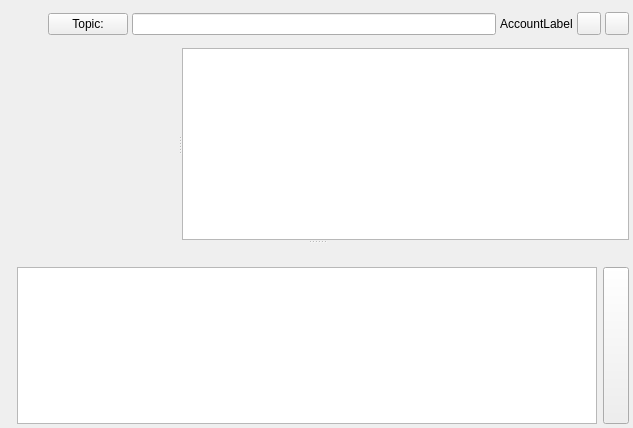
First picture: the form in src/groupchatdlg.ui, repository psi-im/psi, before the edit.
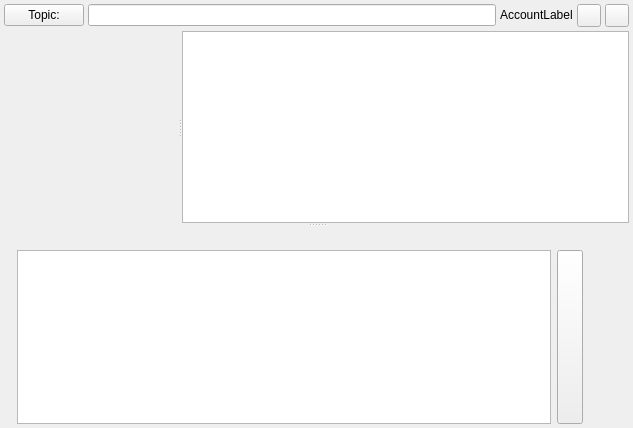
Second picture: the form after the edit. Custom widgets are drawn as their Qt base class.

What changed in the file:
```diff
--- a/src/groupchatdlg.ui
+++ b/src/groupchatdlg.ui
@@ -87,19 +87,6 @@
           <property name="bottomMargin">
            <number>0</number>
           </property>
-          <item>
-           <widget class="QLabel" name="lblAvatar">
-            <property name="minimumSize">
-             <size>
-              <width>40</width>
-              <height>40</height>
-             </size>
-            </property>
-            <property name="scaledContents">
-             <bool>true</bool>
-            </property>
-           </widget>
-          </item>
           <item>
            <widget class="QPushButton" name="pb_topic">
             <property name="text">
@@ -312,6 +299,16 @@
            </property>
           </widget>
          </item>
+         <item>
+          <widget class="QLabel" name="lblAvatar">
+           <property name="minimumSize">
+            <size>
+             <width>40</width>
+             <height>40</height>
+            </size>
+           </property>
+          </widget>
+         </item>
         </layout>
        </item>
       </layout>
```
